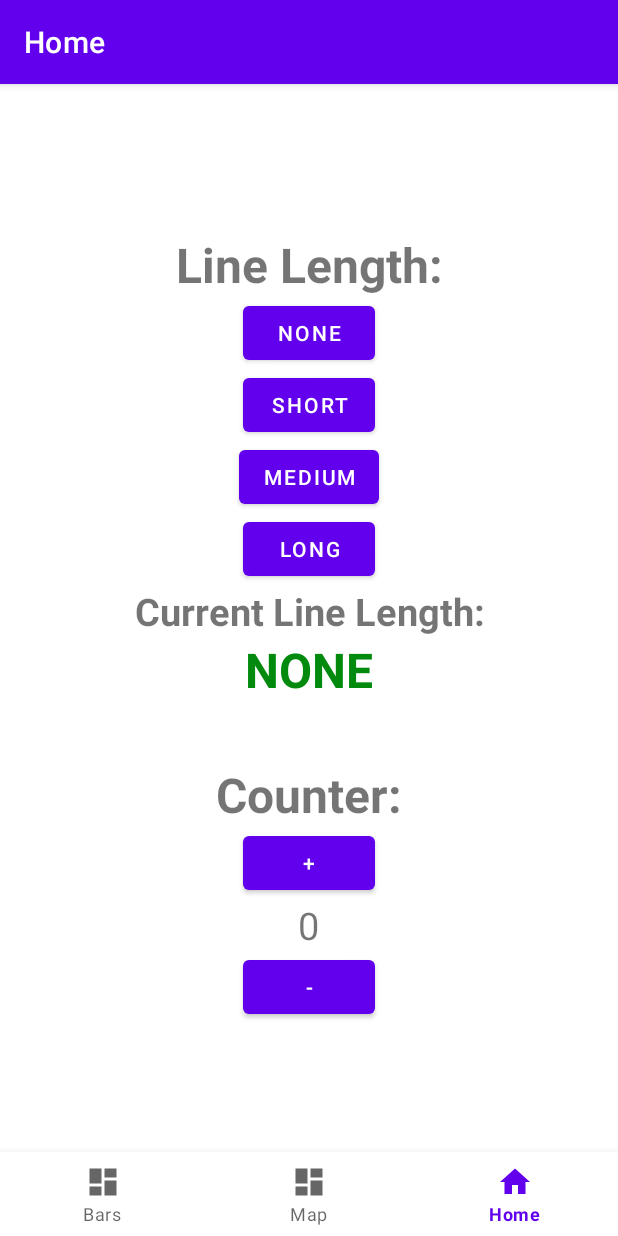
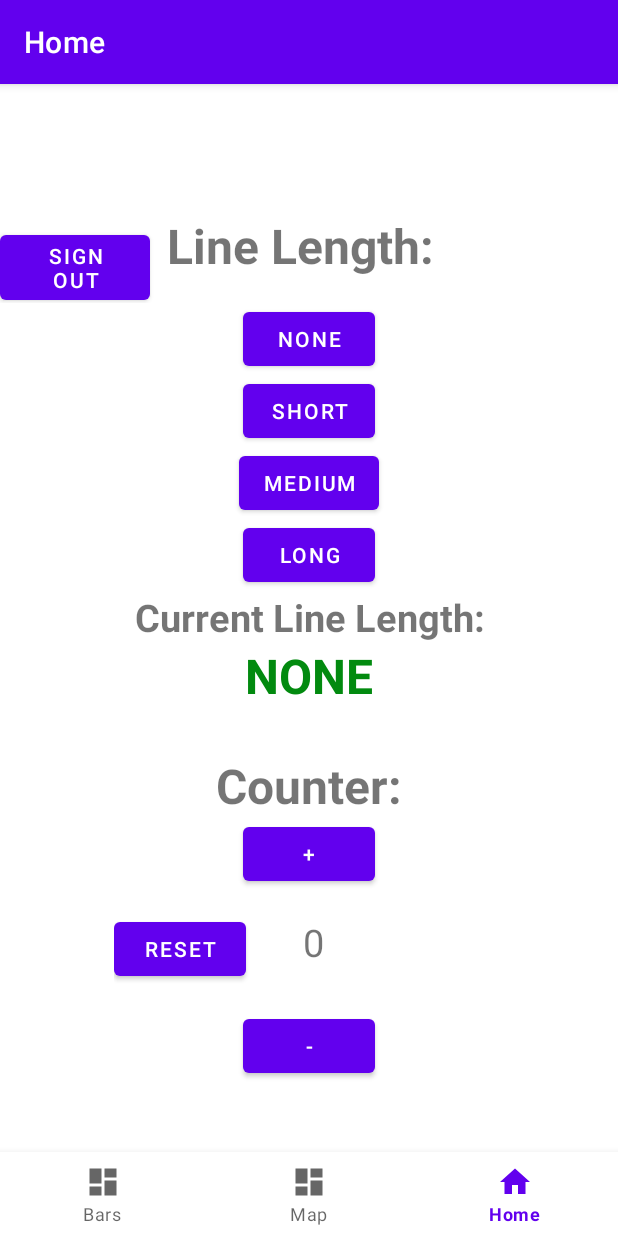
Before and after one commit to VJHack/BouncerModule, an Android app: the screen it shows after launch once a user with an empty profile is signed in (MainActivity), on a phone screen of 412 x 824 dp. Run offline under Robolectric (Android 15) with nearby library versions, the phone set to English and light mode, and no system bars; our stand-ins replace Firebase (no records; nobody signed in at launch, a user with empty details on screens opened directly), navigation-ui.

Commit message:
Added sign out and reset buttons to bouncer interface

```diff
--- a/app/src/main/java/com/example/bouncermodule/ui/authentication/AuthenticationFragment.java
+++ b/app/src/main/java/com/example/bouncermodule/ui/authentication/AuthenticationFragment.java
@@ -36,7 +36,7 @@ public class AuthenticationFragment extends AppCompatActivity {
     //private EditText email;
     //private EditText password;
     private static final String TAG = "Authentication";
-    private FirebaseAuth mAuth;
+    private static FirebaseAuth mAuth;
     //private FragmentAuthenticationBinding mBinding;
     private Button login;
     private EditText email;
@@ -231,12 +231,16 @@ public class AuthenticationFragment extends AppCompatActivity {
         return valid;
     }
 
+    public static void signOut() {
+        mAuth.getInstance().signOut();
+    }
+
 
     private void updateUI(FirebaseUser user) {
         if (user != null) {
             Intent intent = new Intent(AuthenticationFragment.this, MainActivity.class);
             startActivity(intent);
-            FirebaseAuth.getInstance().signOut();
+            //FirebaseAuth.getInstance().signOut();
 
         } else {
             //stay on page
--- a/app/src/main/java/com/example/bouncermodule/ui/authentication/AuthenticationViewModel.java
+++ /dev/null
@@ -1,5 +0,0 @@
-package com.example.bouncermodule.ui.authentication;
-
-public class AuthenticationViewModel {
-
-}
--- a/app/src/main/java/com/example/bouncermodule/ui/home/HomeFragment.java
+++ b/app/src/main/java/com/example/bouncermodule/ui/home/HomeFragment.java
@@ -1,5 +1,6 @@
 package com.example.bouncermodule.ui.home;
 
+import android.content.Intent;
 import android.graphics.Color;
 import android.os.Bundle;
 import android.util.Log;
@@ -14,9 +15,11 @@ import androidx.annotation.NonNull;
 import androidx.fragment.app.Fragment;
 import androidx.lifecycle.ViewModelProvider;
 
+import com.example.bouncermodule.MainActivity;
 import com.example.bouncermodule.R;
 import com.example.bouncermodule.databinding.ActivityMainBinding;
 import com.example.bouncermodule.databinding.FragmentHomeBinding;
+import com.example.bouncermodule.ui.authentication.AuthenticationFragment;
 
 public class HomeFragment extends Fragment  implements View.OnClickListener {
     private TextView counterValue;
@@ -28,6 +31,8 @@ public class HomeFragment extends Fragment  implements View.OnClickListener {
 
     private Button plusButton;
     private Button minusButton;
+    private Button signOutButton;
+    private Button resetButton;
     private int counterValInt = 0;
 
     private ImageView photoIdImageView;
@@ -52,6 +57,10 @@ public class HomeFragment extends Fragment  implements View.OnClickListener {
         mediumButton.setOnClickListener((View.OnClickListener) this);
         longButton = (Button) myView.findViewById(R.id.Long);
         longButton.setOnClickListener((View.OnClickListener) this);
+        signOutButton = (Button) myView.findViewById(R.id.signOut);
+        signOutButton.setOnClickListener((View.OnClickListener) this);
+        resetButton = (Button) myView.findViewById(R.id.Reset);
+        resetButton.setOnClickListener((View.OnClickListener) this);
 
         currentLength = (TextView) myView.findViewById(R.id.CurrentLengthValue);
         counterValue = (TextView) myView.findViewById(R.id.Total_Value);
@@ -88,6 +97,16 @@ public class HomeFragment extends Fragment  implements View.OnClickListener {
                 counterValInt--;
             }
             counterValue.setText("Total:    " + String.valueOf(counterValInt));
+        }else if(view.getId() == R.id.signOut){
+            AuthenticationFragment.signOut();
+            Intent intent = new Intent(getActivity(), AuthenticationFragment.class);
+            startActivity(intent);
+        }else if(view.getId() == R.id.Reset) {
+            counterValInt = 0;
+            counterValue.setText("Total:    " + String.valueOf(counterValInt));
+            currentLength.setText("NONE");
+            currentLength.setTextColor(Color.parseColor("#028A0F"));
+
         }
     }
 
--- a/app/src/main/res/layout/fragment_home.xml
+++ b/app/src/main/res/layout/fragment_home.xml
@@ -21,23 +21,43 @@
         app:layout_constraintStart_toStartOf="parent"
         app:layout_constraintTop_toTopOf="parent" />
 
+
     <LinearLayout
         android:layout_width="match_parent"
         android:layout_height="match_parent"
+        android:gravity="center"
         android:orientation="vertical"
-        android:gravity="center"
-        android:layout_marginTop="-100dp"
-        tools:layout_editor_absoluteX="-1dp"
-        tools:layout_editor_absoluteY="90dp">
+        tools:layout_editor_absoluteX="16dp"
+        tools:layout_editor_absoluteY="-31dp">
+
+        <LinearLayout
+            android:layout_width="match_parent"
+            android:layout_height="60dp"
+            android:orientation="horizontal"
+            android:layout_marginTop="-66dp">
+
+            <Button
+                android:id="@+id/signOut"
+                android:layout_width="100dp"
+                android:layout_height="wrap_content"
+                android:text="Sign Out"
+                app:layout_constraintBottom_toBottomOf="parent"
+                app:layout_constraintEnd_toEndOf="parent"
+                app:layout_constraintHorizontal_bias=".498"
+                app:layout_constraintStart_toStartOf="parent"
+                app:layout_constraintTop_toTopOf="parent"
+                app:layout_constraintVertical_bias="0.746" />
 
             <TextView
                 android:id="@+id/LineLength"
-            android:layout_width="match_parent"
+                android:layout_width="200dp"
                 android:layout_height="wrap_content"
+                android:gravity="center"
                 android:text="Line Length:"
-            android:textStyle="bold"
                 android:textSize="32dp"
-            android:gravity="center"/>
+                android:textStyle="bold" />
+
+        </LinearLayout>
 
         <Button
             android:id="@+id/None"
@@ -61,38 +81,38 @@
             android:id="@+id/Long"
             android:layout_width="wrap_content"
             android:layout_height="wrap_content"
-            android:text="Long"
-            android:gravity="center"/>
+            android:gravity="center"
+            android:text="Long" />
+
+
         <TextView
             android:id="@+id/CurrentLength"
             android:layout_width="wrap_content"
             android:layout_height="wrap_content"
+            android:gravity="center"
             android:text="Current Line Length:"
-            android:gravity="center"
-            android:textStyle="bold"
             android:textSize="25dp"
-            />
+            android:textStyle="bold" />
+
         <TextView
             android:id="@+id/CurrentLengthValue"
             android:layout_width="wrap_content"
             android:layout_height="wrap_content"
+            android:layout_marginBottom="30dp"
+            android:gravity="center"
             android:text="NONE"
-            android:gravity="center"
-            android:textStyle="bold"
+            android:textColor="#028A0F"
             android:textSize="32dp"
-            android:textColor="#028A0F"
-            android:layout_marginBottom="40dp"
-            />
+            android:textStyle="bold" />
 
         <TextView
             android:id="@+id/Counter"
             android:layout_width="wrap_content"
             android:layout_height="wrap_content"
+            android:gravity="center"
             android:text="Counter:"
-            android:textStyle="bold"
             android:textSize="32dp"
-            android:gravity="center"
-            />
+            android:textStyle="bold" />
 
         <Button
             android:id="@+id/plus"
@@ -100,21 +120,37 @@
             android:layout_height="wrap_content"
             android:text="+" />
 
+        <LinearLayout
+            android:layout_width="260dp"
+            android:layout_height="80dp"
+            android:orientation="horizontal">
+
+            <Button
+                android:id="@+id/Reset"
+                android:layout_width="wrap_content"
+                android:layout_height="wrap_content"
+                android:text="Reset"
+                tools:layout_editor_absoluteX="93dp"
+                tools:layout_editor_absoluteY="313dp" />
 
             <TextView
                 android:id="@+id/Total_Value"
-            android:layout_width="wrap_content"
-            android:layout_height="wrap_content"
-            android:textSize="25dp"
+                android:layout_width="90dp"
+                android:layout_height="70dp"
+                android:gravity="center"
                 android:text="0"
-            android:gravity="center"/>
+                android:textSize="25dp" />
+
+        </LinearLayout>
 
         <Button
             android:id="@+id/minus"
             android:layout_width="wrap_content"
             android:layout_height="wrap_content"
-            android:text="-"
-            android:gravity="center"/>
+            android:gravity="center"
+            android:text="-" />
+
+
     </LinearLayout>
 
 </androidx.constraintlayout.widget.ConstraintLayout>
```
Lines whose indentation alone changed are shown as unchanged.
